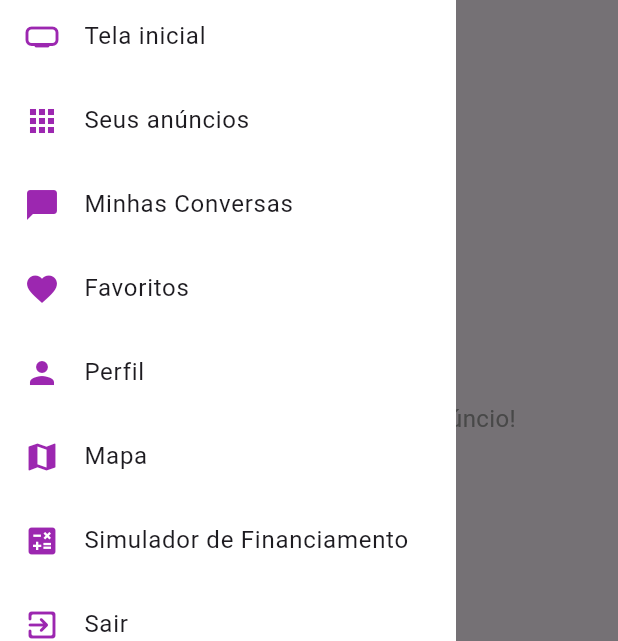
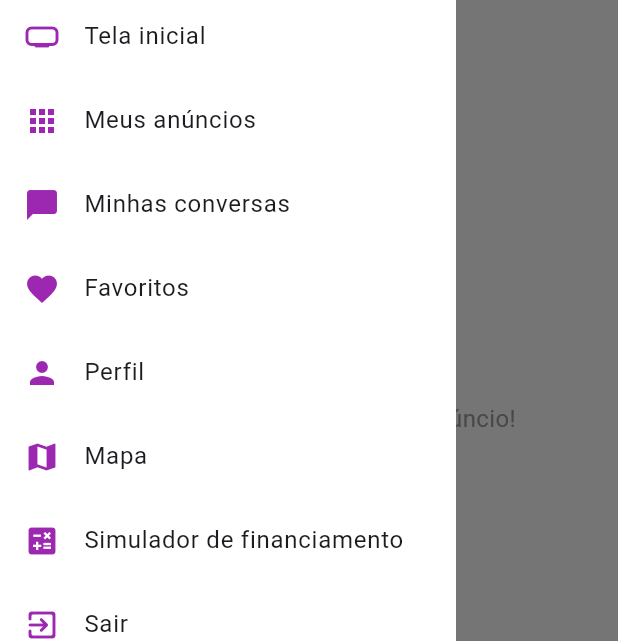
Before and after one commit to LuanMirandaa/AutoHub, a Flutter app: the ChatListScreen screen opened directly with empty values, with the side drawer open, on a phone screen of 412 x 824 dp. Shown: the part 259-900 px from the top of the screen. Run offline on Flutter 3.47's test engine with Material 3 defaults, Android fonts, the phone set to English and light mode, and no system bars; our stand-ins replace cloud_firestore, firebase_auth, firebase_core, flutter_map, image_picker, latlong2; accounts and stored records are empty; generated files the repository leaves out were written again.

Commit message:
leves ajustes no designer

```diff
--- a/lib/components/menu.dart
+++ b/lib/components/menu.dart
@@ -86,7 +86,7 @@ class _MenuState extends State<Menu> {
           ),
           ListTile(
             leading: const Icon(Icons.apps_rounded, color: Colors.purple),
-            title: const Text('Seus anúncios'),
+            title: const Text('Meus anúncios'),
             onTap: () {
               Navigator.pushReplacement(
                 context,
@@ -99,7 +99,7 @@ class _MenuState extends State<Menu> {
           ),
           ListTile(
             leading: const Icon(Icons.chat_bubble, color: Colors.purple),
-            title: const Text('Minhas Conversas'),
+            title: const Text('Minhas conversas'),
             onTap: () {
               Navigator.pushReplacement(
                 context,
@@ -148,7 +148,7 @@ class _MenuState extends State<Menu> {
           ),
           ListTile(
             leading: const Icon(Icons.calculate, color: Colors.purple),
-            title: const Text('Simulador de Financiamento'),
+            title: const Text('Simulador de financiamento'),
             onTap: () {
               Navigator.push(
                 context,
--- a/lib/screens/chat_list.dart
+++ b/lib/screens/chat_list.dart
@@ -30,10 +30,13 @@ class __ChatListScreenState extends State<ChatListScreen> {
   @override
   Widget build(BuildContext context) {
     return Scaffold(
+
       drawer: (Menu(user: widget.user)),
       appBar: AppBar(
-        title: const Text('Conversas'),
+        title: const Text('Conversas', style: TextStyle(color: Color.fromARGB(255, 84, 4, 98))),
+        centerTitle: true,
       ),
+      backgroundColor: Colors.white,
       body: StreamBuilder<QuerySnapshot>(
         stream: FirebaseFirestore.instance
             .collection('chats')
--- a/lib/screens/chat_screen.dart
+++ b/lib/screens/chat_screen.dart
@@ -193,6 +193,7 @@ class __ChatScreenState extends State<ChatScreen> {
   @override
   Widget build(BuildContext context) {
     return Scaffold(
+      backgroundColor: Colors.white,
       drawer: (Menu(user: widget.user)),
       appBar: AppBar(
   leading: Builder(
@@ -347,12 +348,15 @@ class __ChatScreenState extends State<ChatScreen> {
                     controller: _messageController,
                     decoration: const InputDecoration(
                       hintText: 'Digite a mensagem...',
-                      border: OutlineInputBorder(),
+                      border: OutlineInputBorder(
+                        borderRadius: BorderRadius.all(Radius.circular(10))
+                      ),
                     ),
                   ),
                 ),
                 IconButton(
                   icon: const Icon(Icons.send),
+                  color: Colors.purple[200],
                   onPressed: _sendMessage,
                 ),
               ],
--- a/lib/screens/map_screen.dart
+++ b/lib/screens/map_screen.dart
@@ -198,7 +198,7 @@ class FilialSearchDelegate extends SearchDelegate<String> {
           title: Text(filial.nome),
           subtitle: Text(filial.localizacao),
           onTap: () {
-            close(context, filial.localizacao);
+
           },
         );
       },
@@ -221,8 +221,7 @@ class FilialSearchDelegate extends SearchDelegate<String> {
           title: Text(filial.nome),
           subtitle: Text(filial.localizacao),
           onTap: () {
-            query = filial.localizacao;
-            showResults(context);
+
           },
         );
       },
```
